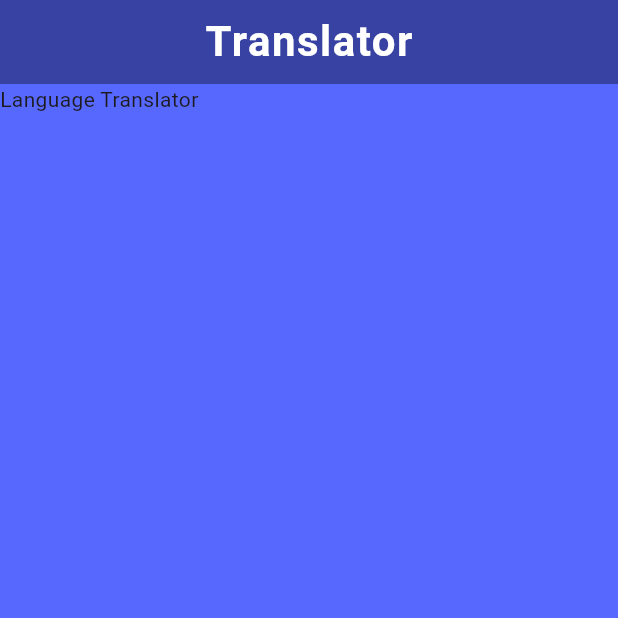
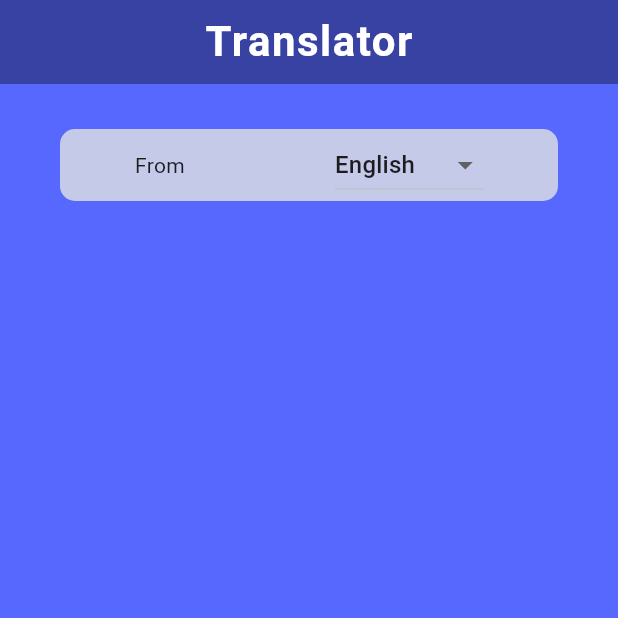
Before and after one commit to Sohag-84/translator_app, a Flutter app: the screen it shows after launch, on a phone screen of 412 x 824 dp, the top half of it. Run offline on Flutter 3.47's test engine with Material 2 defaults, Android fonts, the phone set to English and light mode, and no system bars; missing offline and left inert: translator.

Commit message:
use dropdown button for select language

```diff
--- a/lib/constant/list.dart
+++ b/lib/constant/list.dart
@@ -1,7 +1,7 @@
 List<String> languages = [
   'English',
-  'Bangla'
-      'Hindi',
+  'Bangla',
+  'Hindi',
   'Arabic	',
   'German',
   'Russian',
--- a/lib/views/translator_page.dart
+++ b/lib/views/translator_page.dart
@@ -1,6 +1,7 @@
 // ignore_for_file: prefer_const_constructors, prefer_const_literals_to_create_immutables
 
 import 'package:flutter/material.dart';
+import 'package:language_translator/constant/list.dart';
 import 'package:translator/translator.dart';
 
 class TranslatorPage extends StatefulWidget {
@@ -12,6 +13,11 @@ class TranslatorPage extends StatefulWidget {
 
 class _TranslatorPageState extends State<TranslatorPage> {
   final translator = GoogleTranslator();
+  String from = 'en';
+  String to = 'hi';
+  String data = 'आप कैसे हैं?';
+  String selectedvalue = 'English';
+  String selectedvalue2 = 'Hindi';
 
   void translate() async {
     translator.translate("Hello world", from: 'en', to: 'bn').then((value) {
@@ -46,7 +52,58 @@ class _TranslatorPageState extends State<TranslatorPage> {
         child: Column(
           mainAxisAlignment: MainAxisAlignment.center,
           children: [
-            Text("Language Translator"),
+            SizedBox(height: 30),
+            Container(
+              margin: EdgeInsets.symmetric(horizontal: 40),
+              decoration: BoxDecoration(
+                color: Colors.indigo.shade100,
+                borderRadius: BorderRadius.circular(10),
+              ),
+              child: Row(
+                mainAxisAlignment: MainAxisAlignment.center,
+                children: [
+                  Text("From"),
+                  SizedBox(width: 100),
+                  DropdownButton(
+                    value: selectedvalue,
+                    focusColor: Colors.transparent,
+                    items: languages
+                        .map(
+                          (lang) => DropdownMenuItem(
+                            value: lang,
+                            onTap: () {
+                              if (lang == languages[0]) {
+                                from = languagesCode[0];
+                              } else if (lang == languages[1]) {
+                                from = languagesCode[1];
+                              } else if (lang == languages[2]) {
+                                from = languagesCode[2];
+                              } else if (lang == languages[3]) {
+                                from = languagesCode[3];
+                              } else if (lang == languages[4]) {
+                                from = languagesCode[4];
+                              } else if (lang == languages[5]) {
+                                from = languagesCode[5];
+                              } else if (lang == languages[6]) {
+                                from = languagesCode[6];
+                              } else if (lang == languages[7]) {
+                                from = languagesCode[7];
+                              } else if (lang == languages[8]) {
+                                from = languagesCode[8];
+                              }
+                              setState(() {});
+                            },
+                            child: Text(lang),
+                          ),
+                        )
+                        .toList(),
+                    onChanged: (value) {
+                      selectedvalue = value!;
+                    },
+                  )
+                ],
+              ),
+            ),
           ],
         ),
       ),
```
